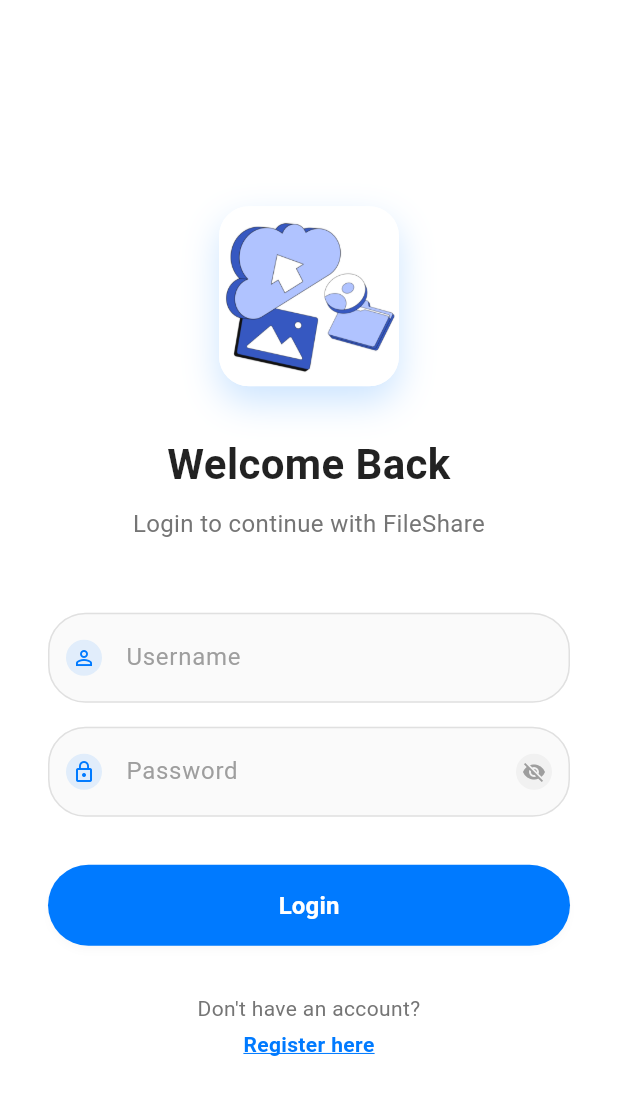
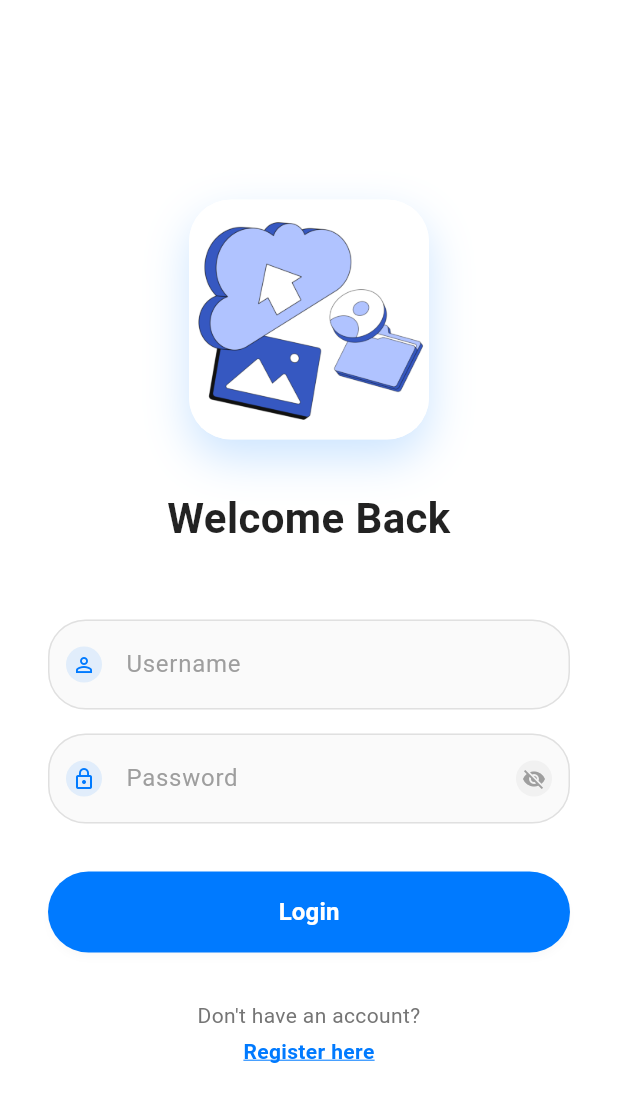
Before and after one commit to dadyutenga/file_share, a Flutter app: the screen it shows after launch, on a phone screen of 412 x 824 dp. Shown: the top 1102 px of the screen. Run offline on Flutter 3.47's test engine with Material 3 defaults, Android fonts, the phone set to English and light mode, and no system bars; our stand-ins replace connectivity_plus, device_info_plus, dio, file_picker, flutter_secure_storage, flutter_staggered_animations and 5 more; accounts and stored records are empty.

Commit message:
feat: Enhance LoginScreen UI by increasing logo size and adjusting layout for better visual balance

```diff
--- a/lib/screens/LoginScreen.dart
+++ b/lib/screens/LoginScreen.dart
@@ -260,21 +260,25 @@
                 // App logo/icon
                 Center(
                   child: Container(
-                    width: 120.0,
-                    height: 120.0,
+                    width: 160.0, // Increased from 120.0
+                    height: 160.0, // Increased from 120.0
                     decoration: BoxDecoration(
-                      borderRadius: BorderRadius.circular(20.0),
+                      borderRadius: BorderRadius.circular(
+                        28.0,
+                      ), // Increased from 20.0
                       boxShadow: [
                         BoxShadow(
                           color: const Color(0xFF007AFF).withOpacity(0.2),
-                          blurRadius: 20.0,
-                          offset: const Offset(0, 10),
+                          blurRadius: 25.0, // Increased from 20.0
+                          offset: const Offset(0, 12), // Increased from (0, 10)
                         ),
                       ],
                       color: Colors.white,
                     ),
                     child: ClipRRect(
-                      borderRadius: BorderRadius.circular(20.0),
+                      borderRadius: BorderRadius.circular(
+                        28.0,
+                      ), // Increased from 20.0
                       child: Container(
                         color: Colors.white, // Ensure white background
                         child: Image.asset(
@@ -285,7 +289,7 @@
                             return const Icon(
                               Icons.login,
                               color: Color(0xFF007AFF),
-                              size: 80.0,
+                              size: 100.0, // Increased from 80.0
                             );
                           },
                         ),
@@ -304,18 +308,9 @@
                     fontWeight: FontWeight.w700,
                   ),
                 ),
-                const SizedBox(height: 8.0),
-                // Subtitle
-                Text(
-                  'Login to continue with FileShare',
-                  textAlign: TextAlign.center,
-                  style: TextStyle(
-                    color: Colors.grey[600],
-                    fontSize: 16.0,
-                    fontWeight: FontWeight.w400,
-                  ),
-                ),
-                const SizedBox(height: 48.0),
+                const SizedBox(
+                  height: 48.0,
+                ), // Increased spacing to maintain visual balance
                 // Username field with circular design
                 TextField(
                   controller: _usernameController,
```
